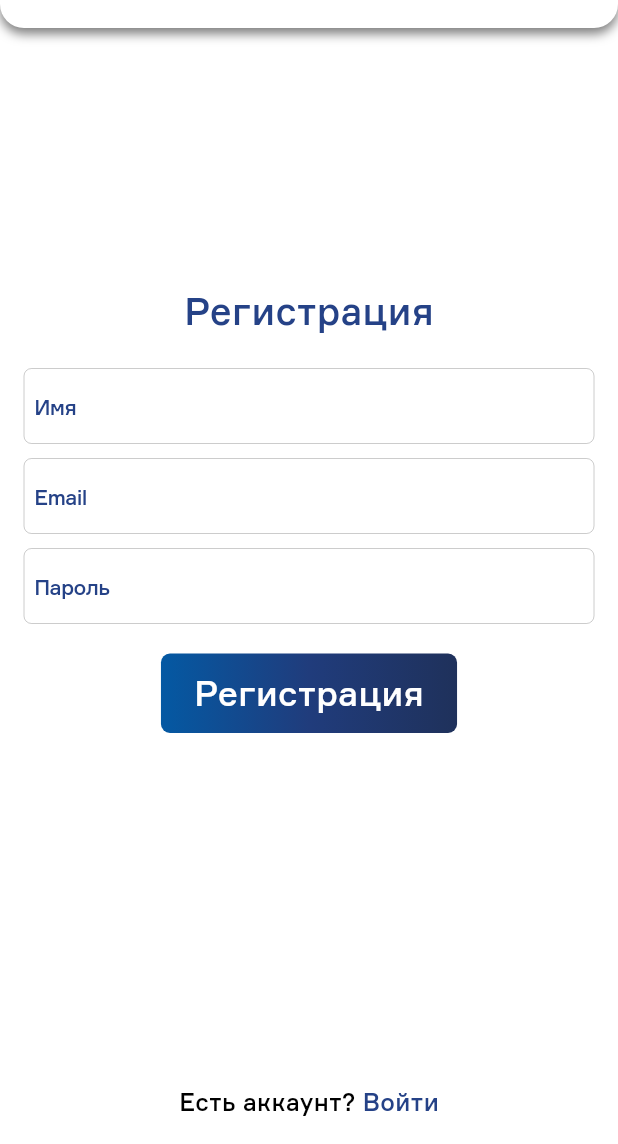
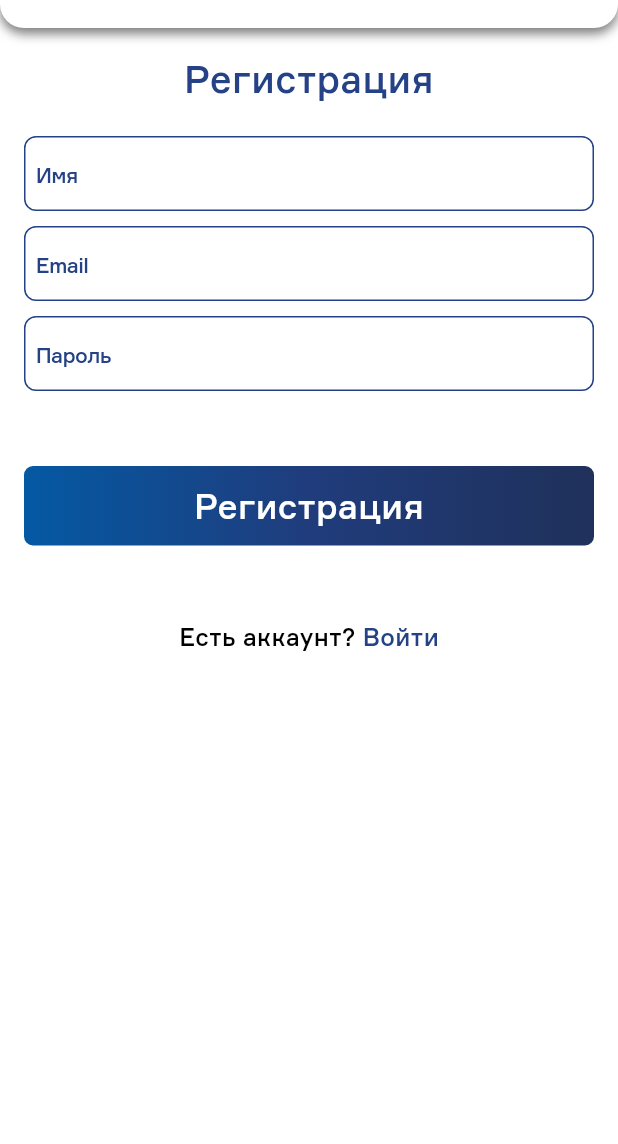
Before and after one commit to nikitasalnikov56/eriell_test_app, a Flutter app: the screen it shows after launch, on a phone screen of 412 x 824 dp, the part 92-1236 px from its top. Run offline on Flutter 3.47's test engine with Material 3 defaults, Android fonts, the light colour scheme and no system bars; our stand-ins replace bloc, dio, flutter_bloc, flutter_svg, go_router, hive and 2 more; accounts and stored records are empty.

Commit message:
исправлен баг на стартовых страницах при развороте экрана

```diff
--- a/lib/ui/components/textfield_widget.dart
+++ b/lib/ui/components/textfield_widget.dart
@@ -1,3 +1,4 @@
+import 'package:eriell_app/ui/style/app_colors.dart';
 import 'package:eriell_app/ui/style/app_style.dart';
 import 'package:flutter/cupertino.dart';
 
@@ -27,12 +28,12 @@ class TextfieldWidget extends StatelessWidget {
         placeholderStyle: AppStyle.fontStyle.copyWith(
           fontSize: 14,
         ),
-        scrollPadding: const EdgeInsets.all(
-          15,
+        decoration: BoxDecoration(
+          border: Border.all(color: AppColors.blue),
+          borderRadius: BorderRadius.circular(8),
         ),
       ),
     );
-
   }
 }
 
--- a/lib/ui/pages/signup_page/signup_page.dart
+++ b/lib/ui/pages/signup_page/signup_page.dart
@@ -16,12 +16,13 @@ class SignupPage extends StatelessWidget {
   Widget build(BuildContext context) {
     return Padding(
       padding: const EdgeInsets.all(16),
-      child: Column(
-        mainAxisAlignment: MainAxisAlignment.center,
+      child: ListView(
+        // mainAxisAlignment: MainAxisAlignment.center,
         children: [
-          const Spacer(),
+          // const Spacer(),
           Text(
             'Регистрация',
+            textAlign: TextAlign.center,
             style: AppStyle.fontStyle.copyWith(fontSize: 25),
           ),
           const SizedBox(height: 20),
@@ -41,7 +42,7 @@ class SignupPage extends StatelessWidget {
             labelText: 'Пароль',
             obscureText: true,
           ),
-          const SizedBox(height: 20),
+          const SizedBox(height: 50),
           InkWell(
             onTap: () {
               context.read<AuthBloc>().add(SignUpEvent(
@@ -67,6 +68,7 @@ class SignupPage extends StatelessWidget {
                     const EdgeInsets.symmetric(horizontal: 22, vertical: 10),
                 child: Text(
                   'Регистрация',
+                  textAlign: TextAlign.center,
                   style: AppStyle.fontStyle.copyWith(
                     color: AppColors.white,
                     fontSize: 23,
@@ -75,7 +77,7 @@ class SignupPage extends StatelessWidget {
               ),
             ),
           ),
-          const Spacer(),
+          const SizedBox(height: 50),
           Row(
             mainAxisAlignment: MainAxisAlignment.center,
             crossAxisAlignment: CrossAxisAlignment.center,
```
Also changed, not shown: lib/ui/components/portrait_widget.dart (+8 -2 lines), lib/ui/pages/signin_page/signin_page.dart (+6 -6 lines).
